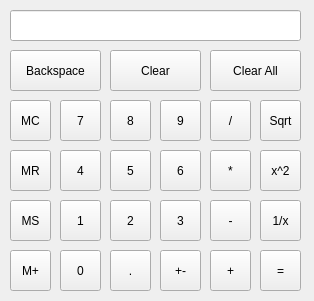
Above: examples/script/calculator/calculator.ui from qt/qt before the change. Below: the same form after it.
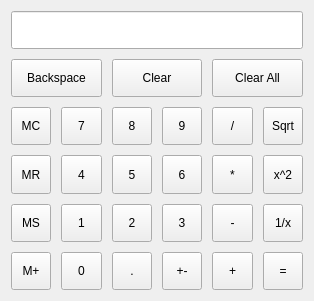
That is the form after the change.

The edit to the form file:
```diff
--- a/examples/script/calculator/calculator.ui
+++ b/examples/script/calculator/calculator.ui
@@ -21,385 +21,394 @@
     <height>301</height>
    </size>
   </property>
-  <property name="maximumSize" >
+  <property name="maximumSize">
    <size>
-    <width>314</width>
-    <height>301</height>
+    <width>1024</width>
+    <height>768</height>
    </size>
   </property>
   <property name="windowTitle" >
    <string>Calculator</string>
   </property>
-  <widget class="QToolButton" name="backspaceButton" >
-   <property name="geometry" >
-    <rect>
-     <x>10</x>
-     <y>50</y>
-     <width>91</width>
-     <height>41</height>
-    </rect>
-   </property>
-   <property name="text" >
-    <string>Backspace</string>
-   </property>
-  </widget>
-  <widget class="QToolButton" name="clearButton" >
-   <property name="geometry" >
-    <rect>
-     <x>110</x>
-     <y>50</y>
-     <width>91</width>
-     <height>41</height>
-    </rect>
-   </property>
-   <property name="text" >
-    <string>Clear</string>
-   </property>
-  </widget>
-  <widget class="QToolButton" name="clearAllButton" >
-   <property name="geometry" >
-    <rect>
-     <x>210</x>
-     <y>50</y>
-     <width>91</width>
-     <height>41</height>
-    </rect>
-   </property>
-   <property name="text" >
-    <string>Clear All</string>
-   </property>
-  </widget>
-  <widget class="QToolButton" name="clearMemoryButton" >
-   <property name="geometry" >
-    <rect>
-     <x>10</x>
-     <y>100</y>
-     <width>41</width>
-     <height>41</height>
-    </rect>
-   </property>
-   <property name="text" >
-    <string>MC</string>
-   </property>
-  </widget>
-  <widget class="QToolButton" name="readMemoryButton" >
-   <property name="geometry" >
-    <rect>
-     <x>10</x>
-     <y>150</y>
-     <width>41</width>
-     <height>41</height>
-    </rect>
-   </property>
-   <property name="text" >
-    <string>MR</string>
-   </property>
-  </widget>
-  <widget class="QToolButton" name="setMemoryButton" >
-   <property name="geometry" >
-    <rect>
-     <x>10</x>
-     <y>200</y>
-     <width>41</width>
-     <height>41</height>
-    </rect>
-   </property>
-   <property name="text" >
-    <string>MS</string>
-   </property>
-  </widget>
-  <widget class="QToolButton" name="addToMemoryButton" >
-   <property name="geometry" >
-    <rect>
-     <x>10</x>
-     <y>250</y>
-     <width>41</width>
-     <height>41</height>
-    </rect>
-   </property>
-   <property name="text" >
-    <string>M+</string>
-   </property>
-  </widget>
-  <widget class="QToolButton" name="sevenButton" >
-   <property name="geometry" >
-    <rect>
-     <x>60</x>
-     <y>100</y>
-     <width>41</width>
-     <height>41</height>
-    </rect>
-   </property>
-   <property name="text" >
-    <string>7</string>
-   </property>
-  </widget>
-  <widget class="QToolButton" name="eightButton" >
-   <property name="geometry" >
-    <rect>
-     <x>110</x>
-     <y>100</y>
-     <width>41</width>
-     <height>41</height>
-    </rect>
-   </property>
-   <property name="text" >
-    <string>8</string>
-   </property>
-  </widget>
-  <widget class="QToolButton" name="nineButton" >
-   <property name="geometry" >
-    <rect>
-     <x>160</x>
-     <y>100</y>
-     <width>41</width>
-     <height>41</height>
-    </rect>
-   </property>
-   <property name="text" >
-    <string>9</string>
-   </property>
-  </widget>
-  <widget class="QToolButton" name="fourButton" >
-   <property name="geometry" >
-    <rect>
-     <x>60</x>
-     <y>150</y>
-     <width>41</width>
-     <height>41</height>
-    </rect>
-   </property>
-   <property name="text" >
-    <string>4</string>
-   </property>
-  </widget>
-  <widget class="QToolButton" name="fiveButton" >
-   <property name="geometry" >
-    <rect>
-     <x>110</x>
-     <y>150</y>
-     <width>41</width>
-     <height>41</height>
-    </rect>
-   </property>
-   <property name="text" >
-    <string>5</string>
-   </property>
-  </widget>
-  <widget class="QToolButton" name="sixButton" >
-   <property name="geometry" >
-    <rect>
-     <x>160</x>
-     <y>150</y>
-     <width>41</width>
-     <height>41</height>
-    </rect>
-   </property>
-   <property name="text" >
-    <string>6</string>
-   </property>
-  </widget>
-  <widget class="QToolButton" name="oneButton" >
-   <property name="geometry" >
-    <rect>
-     <x>60</x>
-     <y>200</y>
-     <width>41</width>
-     <height>41</height>
-    </rect>
-   </property>
-   <property name="text" >
-    <string>1</string>
-   </property>
-  </widget>
-  <widget class="QToolButton" name="twoButton" >
-   <property name="geometry" >
-    <rect>
-     <x>110</x>
-     <y>200</y>
-     <width>41</width>
-     <height>41</height>
-    </rect>
-   </property>
-   <property name="text" >
-    <string>2</string>
-   </property>
-  </widget>
-  <widget class="QToolButton" name="threeButton" >
-   <property name="geometry" >
-    <rect>
-     <x>160</x>
-     <y>200</y>
-     <width>41</width>
-     <height>41</height>
-    </rect>
-   </property>
-   <property name="text" >
-    <string>3</string>
-   </property>
-  </widget>
-  <widget class="QToolButton" name="zeroButton" >
-   <property name="geometry" >
-    <rect>
-     <x>60</x>
-     <y>250</y>
-     <width>41</width>
-     <height>41</height>
-    </rect>
-   </property>
-   <property name="text" >
-    <string>0</string>
-   </property>
-  </widget>
-  <widget class="QToolButton" name="pointButton" >
-   <property name="geometry" >
-    <rect>
-     <x>110</x>
-     <y>250</y>
-     <width>41</width>
-     <height>41</height>
-    </rect>
-   </property>
-   <property name="text" >
-    <string>.</string>
-   </property>
-  </widget>
-  <widget class="QToolButton" name="changeSignButton" >
-   <property name="geometry" >
-    <rect>
-     <x>160</x>
-     <y>250</y>
-     <width>41</width>
-     <height>41</height>
-    </rect>
-   </property>
-   <property name="text" >
-    <string>+-</string>
-   </property>
-  </widget>
-  <widget class="QToolButton" name="plusButton" >
-   <property name="geometry" >
-    <rect>
-     <x>210</x>
-     <y>250</y>
-     <width>41</width>
-     <height>41</height>
-    </rect>
-   </property>
-   <property name="text" >
-    <string>+</string>
-   </property>
-  </widget>
-  <widget class="QToolButton" name="divisionButton" >
-   <property name="geometry" >
-    <rect>
-     <x>210</x>
-     <y>100</y>
-     <width>41</width>
-     <height>41</height>
-    </rect>
-   </property>
-   <property name="text" >
-    <string>/</string>
-   </property>
-  </widget>
-  <widget class="QToolButton" name="timesButton" >
-   <property name="geometry" >
-    <rect>
-     <x>210</x>
-     <y>150</y>
-     <width>41</width>
-     <height>41</height>
-    </rect>
-   </property>
-   <property name="text" >
-    <string>*</string>
-   </property>
-  </widget>
-  <widget class="QToolButton" name="minusButton" >
-   <property name="geometry" >
-    <rect>
-     <x>210</x>
-     <y>200</y>
-     <width>41</width>
-     <height>41</height>
-    </rect>
-   </property>
-   <property name="text" >
-    <string>-</string>
-   </property>
-  </widget>
-  <widget class="QToolButton" name="squareRootButton" >
-   <property name="geometry" >
-    <rect>
-     <x>260</x>
-     <y>100</y>
-     <width>41</width>
-     <height>41</height>
-    </rect>
-   </property>
-   <property name="text" >
-    <string>Sqrt</string>
-   </property>
-  </widget>
-  <widget class="QToolButton" name="powerButton" >
-   <property name="geometry" >
-    <rect>
-     <x>260</x>
-     <y>150</y>
-     <width>41</width>
-     <height>41</height>
-    </rect>
-   </property>
-   <property name="text" >
-    <string>x^2</string>
-   </property>
-  </widget>
-  <widget class="QToolButton" name="reciprocalButton" >
-   <property name="geometry" >
-    <rect>
-     <x>260</x>
-     <y>200</y>
-     <width>41</width>
-     <height>41</height>
-    </rect>
-   </property>
-   <property name="text" >
-    <string>1/x</string>
-   </property>
-  </widget>
-  <widget class="QToolButton" name="equalButton" >
-   <property name="geometry" >
-    <rect>
-     <x>260</x>
-     <y>250</y>
-     <width>41</width>
-     <height>41</height>
-    </rect>
-   </property>
-   <property name="text" >
-    <string>=</string>
-   </property>
-  </widget>
-  <widget class="QLineEdit" name="display" >
-   <property name="geometry" >
-    <rect>
-     <x>10</x>
-     <y>10</y>
-     <width>291</width>
-     <height>31</height>
-    </rect>
-   </property>
-   <property name="maxLength" >
-    <number>15</number>
-   </property>
-   <property name="alignment" >
-    <set>Qt::AlignRight|Qt::AlignTrailing|Qt::AlignVCenter</set>
-   </property>
-   <property name="readOnly" >
-    <bool>true</bool>
-   </property>
-  </widget>
+  <layout class="QVBoxLayout" name="verticalLayout">
+   <item>
+    <layout class="QGridLayout" name="gridLayout">
+     <property name="spacing">
+      <number>10</number>
+     </property>
+     <item row="1" column="0" colspan="2">
+      <widget class="QToolButton" name="backspaceButton">
+       <property name="sizePolicy">
+        <sizepolicy hsizetype="Expanding" vsizetype="Expanding">
+         <horstretch>0</horstretch>
+         <verstretch>0</verstretch>
+        </sizepolicy>
+       </property>
+       <property name="text">
+        <string>Backspace</string>
+       </property>
+      </widget>
+     </item>
+     <item row="2" column="0">
+      <widget class="QToolButton" name="clearMemoryButton">
+       <property name="sizePolicy">
+        <sizepolicy hsizetype="Expanding" vsizetype="Expanding">
+         <horstretch>0</horstretch>
+         <verstretch>0</verstretch>
+        </sizepolicy>
+       </property>
+       <property name="text">
+        <string>MC</string>
+       </property>
+      </widget>
+     </item>
+     <item row="2" column="1">
+      <widget class="QToolButton" name="sevenButton">
+       <property name="sizePolicy">
+        <sizepolicy hsizetype="Expanding" vsizetype="Expanding">
+         <horstretch>0</horstretch>
+         <verstretch>0</verstretch>
+        </sizepolicy>
+       </property>
+       <property name="text">
+        <string>7</string>
+       </property>
+      </widget>
+     </item>
+     <item row="2" column="2">
+      <widget class="QToolButton" name="eightButton">
+       <property name="sizePolicy">
+        <sizepolicy hsizetype="Expanding" vsizetype="Expanding">
+         <horstretch>0</horstretch>
+         <verstretch>0</verstretch>
+        </sizepolicy>
+       </property>
+       <property name="text">
+        <string>8</string>
+       </property>
+      </widget>
+     </item>
+     <item row="2" column="3">
+      <widget class="QToolButton" name="nineButton">
+       <property name="sizePolicy">
+        <sizepolicy hsizetype="Expanding" vsizetype="Expanding">
+         <horstretch>0</horstretch>
+         <verstretch>0</verstretch>
+        </sizepolicy>
+       </property>
+       <property name="text">
+        <string>9</string>
+       </property>
+      </widget>
+     </item>
+     <item row="2" column="4">
+      <widget class="QToolButton" name="divisionButton">
+       <property name="sizePolicy">
+        <sizepolicy hsizetype="Expanding" vsizetype="Expanding">
+         <horstretch>0</horstretch>
+         <verstretch>0</verstretch>
+        </sizepolicy>
+       </property>
+       <property name="text">
+        <string>/</string>
+       </property>
+      </widget>
+     </item>
+     <item row="2" column="5">
+      <widget class="QToolButton" name="squareRootButton">
+       <property name="sizePolicy">
+        <sizepolicy hsizetype="Expanding" vsizetype="Expanding">
+         <horstretch>0</horstretch>
+         <verstretch>0</verstretch>
+        </sizepolicy>
+       </property>
+       <property name="text">
+        <string>Sqrt</string>
+       </property>
+      </widget>
+     </item>
+     <item row="1" column="2" colspan="2">
+      <widget class="QToolButton" name="clearButton">
+       <property name="sizePolicy">
+        <sizepolicy hsizetype="Expanding" vsizetype="Expanding">
+         <horstretch>0</horstretch>
+         <verstretch>0</verstretch>
+        </sizepolicy>
+       </property>
+       <property name="text">
+        <string>Clear</string>
+       </property>
+      </widget>
+     </item>
+     <item row="1" column="4" colspan="2">
+      <widget class="QToolButton" name="clearAllButton">
+       <property name="sizePolicy">
+        <sizepolicy hsizetype="Expanding" vsizetype="Expanding">
+         <horstretch>0</horstretch>
+         <verstretch>0</verstretch>
+        </sizepolicy>
+       </property>
+       <property name="text">
+        <string>Clear All</string>
+       </property>
+      </widget>
+     </item>
+     <item row="0" column="0" colspan="6">
+      <widget class="QLineEdit" name="display">
+       <property name="sizePolicy">
+        <sizepolicy hsizetype="Expanding" vsizetype="Expanding">
+         <horstretch>0</horstretch>
+         <verstretch>0</verstretch>
+        </sizepolicy>
+       </property>
+       <property name="maxLength">
+        <number>15</number>
+       </property>
+       <property name="alignment">
+        <set>Qt::AlignRight|Qt::AlignTrailing|Qt::AlignVCenter</set>
+       </property>
+       <property name="readOnly">
+        <bool>true</bool>
+       </property>
+      </widget>
+     </item>
+     <item row="3" column="0">
+      <widget class="QToolButton" name="readMemoryButton">
+       <property name="sizePolicy">
+        <sizepolicy hsizetype="Expanding" vsizetype="Expanding">
+         <horstretch>0</horstretch>
+         <verstretch>0</verstretch>
+        </sizepolicy>
+       </property>
+       <property name="text">
+        <string>MR</string>
+       </property>
+      </widget>
+     </item>
+     <item row="3" column="1">
+      <widget class="QToolButton" name="fourButton">
+       <property name="sizePolicy">
+        <sizepolicy hsizetype="Expanding" vsizetype="Expanding">
+         <horstretch>0</horstretch>
+         <verstretch>0</verstretch>
+        </sizepolicy>
+       </property>
+       <property name="text">
+        <string>4</string>
+       </property>
+      </widget>
+     </item>
+     <item row="3" column="2">
+      <widget class="QToolButton" name="fiveButton">
+       <property name="sizePolicy">
+        <sizepolicy hsizetype="Expanding" vsizetype="Expanding">
+         <horstretch>0</horstretch>
+         <verstretch>0</verstretch>
+        </sizepolicy>
+       </property>
+       <property name="text">
+        <string>5</string>
+       </property>
+      </widget>
+     </item>
+     <item row="3" column="3">
+      <widget class="QToolButton" name="sixButton">
+       <property name="sizePolicy">
+        <sizepolicy hsizetype="Expanding" vsizetype="Expanding">
+         <horstretch>0</horstretch>
+         <verstretch>0</verstretch>
+        </sizepolicy>
+       </property>
+       <property name="text">
+        <string>6</string>
+       </property>
+      </widget>
+     </item>
+     <item row="3" column="4">
+      <widget class="QToolButton" name="timesButton">
+       <property name="sizePolicy">
+        <sizepolicy hsizetype="Expanding" vsizetype="Expanding">
+         <horstretch>0</horstretch>
+         <verstretch>0</verstretch>
+        </sizepolicy>
+       </property>
+       <property name="text">
+        <string>*</string>
+       </property>
+      </widget>
+     </item>
+     <item row="3" column="5">
+      <widget class="QToolButton" name="powerButton">
+       <property name="sizePolicy">
+        <sizepolicy hsizetype="Expanding" vsizetype="Expanding">
+         <horstretch>0</horstretch>
+         <verstretch>0</verstretch>
+        </sizepolicy>
+       </property>
+       <property name="text">
+        <string>x^2</string>
+       </property>
+      </widget>
+     </item>
+     <item row="4" column="0">
+      <widget class="QToolButton" name="setMemoryButton">
+       <property name="sizePolicy">
+        <sizepolicy hsizetype="Expanding" vsizetype="Expanding">
+         <horstretch>0</horstretch>
+         <verstretch>0</verstretch>
+        </sizepolicy>
+       </property>
+       <property name="text">
+        <string>MS</string>
+       </property>
+      </widget>
+     </item>
+     <item row="4" column="1">
+      <widget class="QToolButton" name="oneButton">
+       <property name="sizePolicy">
+        <sizepolicy hsizetype="Expanding" vsizetype="Expanding">
+         <horstretch>0</horstretch>
+         <verstretch>0</verstretch>
+        </sizepolicy>
+       </property>
+       <property name="text">
+        <string>1</string>
+       </property>
+      </widget>
+     </item>
+     <item row="4" column="2">
+      <widget class="QToolButton" name="twoButton">
+       <property name="sizePolicy">
+        <sizepolicy hsizetype="Expanding" vsizetype="Expanding">
+         <horstretch>0</horstretch>
+         <verstretch>0</verstretch>
+        </sizepolicy>
+       </property>
+       <property name="text">
+        <string>2</string>
+       </property>
+      </widget>
+     </item>
+     <item row="4" column="3">
+      <widget class="QToolButton" name="threeButton">
+       <property name="sizePolicy">
+        <sizepolicy hsizetype="Expanding" vsizetype="Expanding">
+         <horstretch>0</horstretch>
+         <verstretch>0</verstretch>
+        </sizepolicy>
+       </property>
+       <property name="text">
+        <string>3</string>
+       </property>
+      </widget>
+     </item>
+     <item row="4" column="4">
+      <widget class="QToolButton" name="minusButton">
+       <property name="sizePolicy">
+        <sizepolicy hsizetype="Expanding" vsizetype="Expanding">
+         <horstretch>0</horstretch>
+         <verstretch>0</verstretch>
+        </sizepolicy>
+       </property>
+       <property name="text">
+        <string>-</string>
+       </property>
+      </widget>
+     </item>
+     <item row="4" column="5">
+      <widget class="QToolButton" name="reciprocalButton">
+       <property name="sizePolicy">
+        <sizepolicy hsizetype="Expanding" vsizetype="Expanding">
+         <horstretch>0</horstretch>
+         <verstretch>0</verstretch>
+        </sizepolicy>
+       </property>
+       <property name="text">
+        <string>1/x</string>
+       </property>
+      </widget>
+     </item>
+     <item row="5" column="0">
+      <widget class="QToolButton" name="addToMemoryButton">
+       <property name="sizePolicy">
+        <sizepolicy hsizetype="Expanding" vsizetype="Expanding">
+         <horstretch>0</horstretch>
+         <verstretch>0</verstretch>
+        </sizepolicy>
+       </property>
+       <property name="text">
+        <string>M+</string>
+       </property>
+      </widget>
+     </item>
+     <item row="5" column="1">
+      <widget class="QToolButton" name="zeroButton">
+       <property name="sizePolicy">
+        <sizepolicy hsizetype="Expanding" vsizetype="Expanding">
+         <horstretch>0</horstretch>
+         <verstretch>0</verstretch>
+        </sizepolicy>
+       </property>
+       <property name="text">
+        <string>0</string>
+       </property>
+      </widget>
+     </item>
+     <item row="5" column="2">
+      <widget class="QToolButton" name="pointButton">
+       <property name="sizePolicy">
+        <sizepolicy hsizetype="Expanding" vsizetype="Expanding">
+         <horstretch>0</horstretch>
+         <verstretch>0</verstretch>
+        </sizepolicy>
+       </property>
+       <property name="text">
+        <string>.</string>
+       </property>
+      </widget>
+     </item>
+     <item row="5" column="3">
+      <widget class="QToolButton" name="changeSignButton">
+       <property name="sizePolicy">
+        <sizepolicy hsizetype="Expanding" vsizetype="Expanding">
+         <horstretch>0</horstretch>
+         <verstretch>0</verstretch>
+        </sizepolicy>
+       </property>
+       <property name="text">
+        <string>+-</string>
+       </property>
+      </widget>
+     </item>
+     <item row="5" column="4">
+      <widget class="QToolButton" name="plusButton">
+       <property name="sizePolicy">
+        <sizepolicy hsizetype="Expanding" vsizetype="Expanding">
+         <horstretch>0</horstretch>
+         <verstretch>0</verstretch>
+        </sizepolicy>
+       </property>
+       <property name="text">
+        <string>+</string>
+       </property>
+      </widget>
+     </item>
+     <item row="5" column="5">
+      <widget class="QToolButton" name="equalButton">
+       <property name="sizePolicy">
+        <sizepolicy hsizetype="Expanding" vsizetype="Expanding">
+         <horstretch>0</horstretch>
+         <verstretch>0</verstretch>
+        </sizepolicy>
+       </property>
+       <property name="text">
+        <string>=</string>
+       </property>
+      </widget>
+     </item>
+    </layout>
+   </item>
+  </layout>
  </widget>
  <resources/>
  <connections/>
```
Left out of the diff: 15 changed lines with no effect on the pictures.
